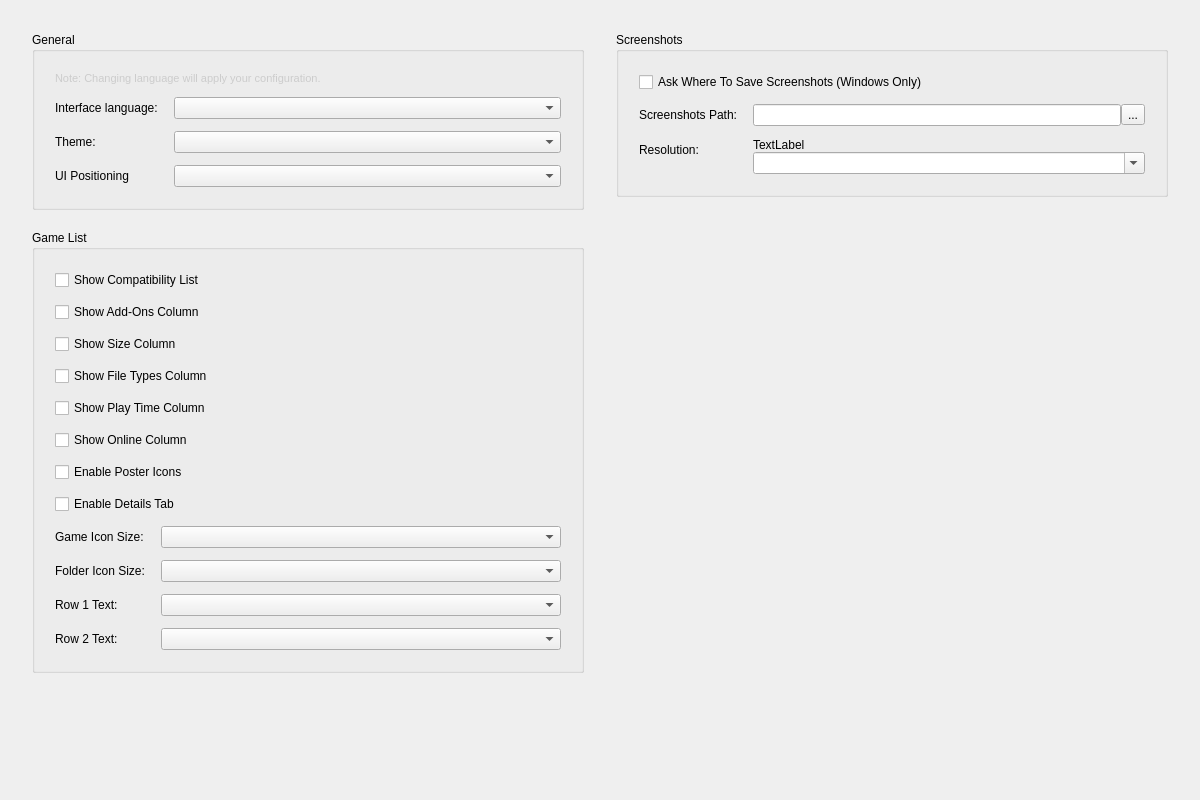
This is src/citron/configuration/configure_ui.ui in openpak/citron as Qt 5 draws it before an edit. The edited form follows.
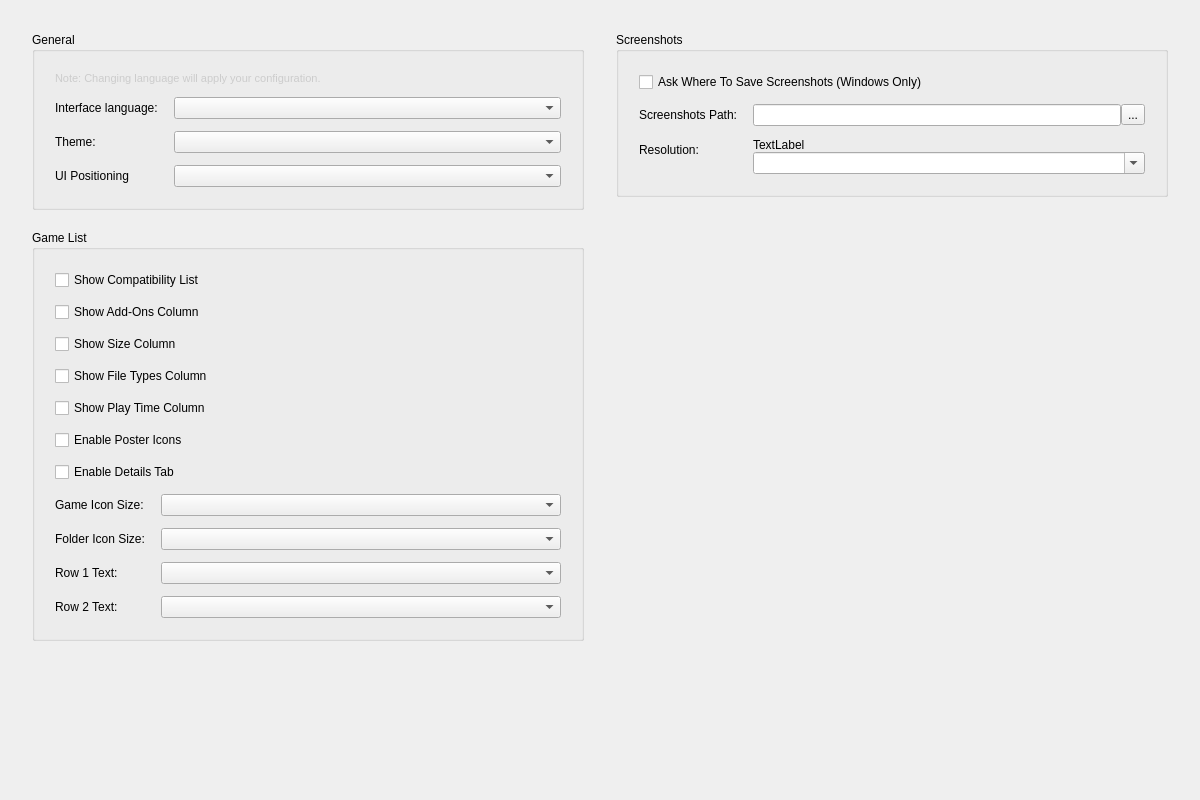
This is the edited form.

Commit message: Game list: the Online column follows OpenPak alone

What changed in the file:
```diff
--- a/src/citron/configuration/configure_ui.ui
+++ b/src/citron/configuration/configure_ui.ui
@@ -208,13 +208,6 @@
                                         </property>
                                     </widget>
                                 </item>
-                                <item row="5" column="0" colspan="2">
-                                    <widget class="QCheckBox" name="show_online_column">
-                                        <property name="text">
-                                            <string>Show Online Column</string>
-                                        </property>
-                                    </widget>
-                                </item>
                                 <item row="6" column="0" colspan="2">
                                     <widget class="QCheckBox" name="game_list_poster_view">
                                         <property name="text">
```
The commit also changes 3 other files.
